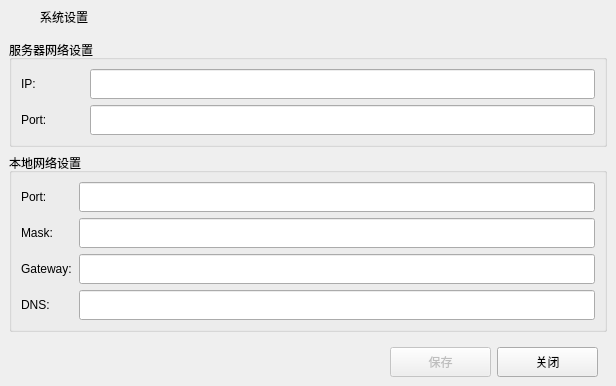
This is systemsetting.ui in guocihong/CombineAuthenticateHost as Qt 5 draws it before an edit. The edited form follows.
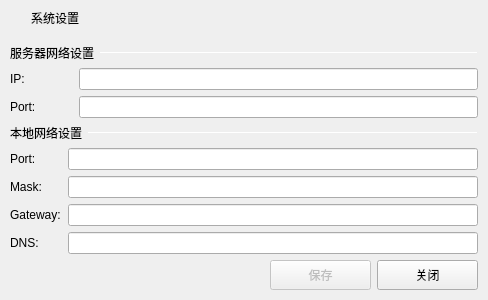
This is the edited form. Icons and pictures are not drawn.

Diff of the .ui file:
```diff
--- a/systemsetting.ui
+++ b/systemsetting.ui
@@ -6,8 +6,8 @@
    <rect>
     <x>0</x>
     <y>0</y>
-    <width>616</width>
-    <height>384</height>
+    <width>488</width>
+    <height>286</height>
    </rect>
   </property>
   <property name="minimumSize">
@@ -26,49 +26,23 @@
    <string>Form</string>
   </property>
   <property name="styleSheet">
-   <string notr="true">QComboBox{
-font: 14pt &quot;WenQuanYi Micro Hei&quot;;
-border-radius: 8px;
-padding: 1px 10px 1px 10px;
-border: 1px solid #4D4D4D;
-}
-QComboBox QAbstractItemView{
-background-color:#4D4D4D;
-color:white;
-selection-background-color: rgb(56,117,215);
-}
-QComboBox::drop-down {
-subcontrol-origin: padding;
-subcontrol-position: top right;
-width: 20px;
-border-left-width: 1px;
-border-left-style: solid;
-border-top-right-radius: 3px;
-border-bottom-right-radius: 3px;
-border-left-color: #4D4D4D;
-}
-QComboBox::down-arrow{
-image: url(:/image/images/arrow_down.png);
-}
-QComboBox::down-arrow:pressed{
-position:relative;
-top:1px;
-left:1px;
-}
-</string>
+   <string notr="true"/>
   </property>
   <layout class="QVBoxLayout" name="verticalLayout_2">
+   <property name="spacing">
+    <number>0</number>
+   </property>
    <property name="leftMargin">
-    <number>0</number>
+    <number>1</number>
    </property>
    <property name="topMargin">
-    <number>0</number>
+    <number>1</number>
    </property>
    <property name="rightMargin">
-    <number>0</number>
+    <number>1</number>
    </property>
    <property name="bottomMargin">
-    <number>0</number>
+    <number>1</number>
    </property>
    <item>
     <widget class="QWidget" name="TitleBarWidget" native="true">
@@ -85,29 +59,41 @@
       </size>
      </property>
      <layout class="QHBoxLayout" name="horizontalLayout_3">
+      <property name="spacing">
+       <number>0</number>
+      </property>
+      <property name="leftMargin">
+       <number>0</number>
+      </property>
       <property name="topMargin">
-       <number>4</number>
+       <number>0</number>
+      </property>
+      <property name="rightMargin">
+       <number>0</number>
       </property>
       <property name="bottomMargin">
-       <number>4</number>
+       <number>0</number>
       </property>
       <item>
        <widget class="QLabel" name="label_title_icon">
         <property name="minimumSize">
          <size>
-          <width>25</width>
-          <height>25</height>
+          <width>30</width>
+          <height>30</height>
          </size>
         </property>
         <property name="maximumSize">
          <size>
-          <width>25</width>
-          <height>25</height>
+          <width>30</width>
+          <height>30</height>
          </size>
         </property>
         <property name="text">
          <string/>
         </property>
+        <property name="alignment">
+         <set>Qt::AlignCenter</set>
+        </property>
        </widget>
       </item>
       <item>
@@ -121,25 +107,40 @@
     </widget>
    </item>
    <item>
+    <widget class="QWidget" name="widget" native="true">
     <layout class="QVBoxLayout" name="verticalLayout">
-     <property name="leftMargin">
-      <number>9</number>
-     </property>
-     <property name="topMargin">
-      <number>0</number>
-     </property>
-     <property name="rightMargin">
-      <number>9</number>
-     </property>
-     <property name="bottomMargin">
-      <number>0</number>
-     </property>
      <item>
-      <widget class="QGroupBox" name="groupBox_3">
-       <property name="title">
+       <layout class="QHBoxLayout" name="horizontalLayout">
+        <item>
+         <widget class="QLabel" name="label_5">
+          <property name="text">
         <string>服务器网络设置</string>
        </property>
-       <layout class="QGridLayout" name="gridLayout_3">
+         </widget>
+        </item>
+        <item>
+         <widget class="Line" name="line">
+          <property name="sizePolicy">
+           <sizepolicy hsizetype="Expanding" vsizetype="Fixed">
+            <horstretch>0</horstretch>
+            <verstretch>0</verstretch>
+           </sizepolicy>
+          </property>
+          <property name="maximumSize">
+           <size>
+            <width>16777215</width>
+            <height>1</height>
+           </size>
+          </property>
+          <property name="orientation">
+           <enum>Qt::Horizontal</enum>
+          </property>
+         </widget>
+        </item>
+       </layout>
+      </item>
+      <item>
+       <layout class="QGridLayout" name="gridLayout">
         <item row="0" column="0">
          <widget class="QLabel" name="label_11">
           <property name="minimumSize">
@@ -158,18 +159,6 @@
         </item>
         <item row="0" column="1">
          <widget class="QLineEdit" name="ServerIP">
-          <property name="minimumSize">
-           <size>
-            <width>0</width>
-            <height>30</height>
-           </size>
-          </property>
-          <property name="maximumSize">
-           <size>
-            <width>16777215</width>
-            <height>30</height>
-           </size>
-          </property>
           <property name="alignment">
            <set>Qt::AlignCenter</set>
           </property>
@@ -193,32 +182,45 @@
             <verstretch>0</verstretch>
            </sizepolicy>
           </property>
-          <property name="minimumSize">
-           <size>
-            <width>0</width>
-            <height>30</height>
-           </size>
-          </property>
-          <property name="maximumSize">
-           <size>
-            <width>16777215</width>
-            <height>30</height>
-           </size>
-          </property>
           <property name="alignment">
            <set>Qt::AlignCenter</set>
           </property>
          </widget>
         </item>
        </layout>
-      </widget>
      </item>
      <item>
-      <widget class="QGroupBox" name="groupBox">
-       <property name="title">
+       <layout class="QHBoxLayout" name="horizontalLayout_2">
+        <item>
+         <widget class="QLabel" name="label_6">
+          <property name="text">
         <string>本地网络设置</string>
        </property>
-       <layout class="QGridLayout" name="gridLayout">
+         </widget>
+        </item>
+        <item>
+         <widget class="Line" name="line_2">
+          <property name="sizePolicy">
+           <sizepolicy hsizetype="Expanding" vsizetype="Fixed">
+            <horstretch>0</horstretch>
+            <verstretch>0</verstretch>
+           </sizepolicy>
+          </property>
+          <property name="maximumSize">
+           <size>
+            <width>16777215</width>
+            <height>1</height>
+           </size>
+          </property>
+          <property name="orientation">
+           <enum>Qt::Horizontal</enum>
+          </property>
+         </widget>
+        </item>
+       </layout>
+      </item>
+      <item>
+       <layout class="QGridLayout" name="gridLayout_2">
         <item row="0" column="0">
          <widget class="QLabel" name="label">
           <property name="text">
@@ -231,18 +233,6 @@
         </item>
         <item row="0" column="1">
          <widget class="QLineEdit" name="DevelopBoardIP">
-          <property name="minimumSize">
-           <size>
-            <width>0</width>
-            <height>30</height>
-           </size>
-          </property>
-          <property name="maximumSize">
-           <size>
-            <width>16777215</width>
-            <height>30</height>
-           </size>
-          </property>
           <property name="alignment">
            <set>Qt::AlignCenter</set>
           </property>
@@ -259,19 +249,7 @@
          </widget>
         </item>
         <item row="1" column="1">
-         <widget class="QLineEdit" name="DevelopBoardMask">
-          <property name="minimumSize">
-           <size>
-            <width>0</width>
-            <height>30</height>
-           </size>
-          </property>
-          <property name="maximumSize">
-           <size>
-            <width>16777215</width>
-            <height>30</height>
-           </size>
-          </property>
+         <widget class="QLineEdit" name="DevelopBoardGateway">
           <property name="alignment">
            <set>Qt::AlignCenter</set>
           </property>
@@ -288,19 +266,7 @@
          </widget>
         </item>
         <item row="2" column="1">
-         <widget class="QLineEdit" name="DevelopBoardGateway">
-          <property name="minimumSize">
-           <size>
-            <width>0</width>
-            <height>30</height>
-           </size>
-          </property>
-          <property name="maximumSize">
-           <size>
-            <width>16777215</width>
-            <height>30</height>
-           </size>
-          </property>
+         <widget class="QLineEdit" name="DevelopBoardMask">
           <property name="alignment">
            <set>Qt::AlignCenter</set>
           </property>
@@ -318,53 +284,15 @@
         </item>
         <item row="3" column="1">
          <widget class="QLineEdit" name="DevelopBoardDNS">
-          <property name="minimumSize">
-           <size>
-            <width>0</width>
-            <height>30</height>
-           </size>
-          </property>
-          <property name="maximumSize">
-           <size>
-            <width>16777215</width>
-            <height>30</height>
-           </size>
-          </property>
           <property name="alignment">
            <set>Qt::AlignCenter</set>
           </property>
          </widget>
         </item>
        </layout>
-      </widget>
      </item>
      <item>
-      <spacer name="verticalSpacer">
-       <property name="orientation">
-        <enum>Qt::Vertical</enum>
-       </property>
-       <property name="sizeHint" stdset="0">
-        <size>
-         <width>20</width>
-         <height>13</height>
-        </size>
-       </property>
-      </spacer>
-     </item>
-     <item>
-      <layout class="QHBoxLayout" name="horizontalLayout_2">
-       <property name="leftMargin">
-        <number>9</number>
-       </property>
-       <property name="topMargin">
-        <number>9</number>
-       </property>
-       <property name="rightMargin">
-        <number>9</number>
-       </property>
-       <property name="bottomMargin">
-        <number>9</number>
-       </property>
+       <layout class="QHBoxLayout" name="horizontalLayout_4">
        <item>
         <spacer name="horizontalSpacer">
          <property name="orientation">
@@ -410,6 +338,7 @@
       </layout>
      </item>
     </layout>
+    </widget>
    </item>
   </layout>
  </widget>
```
Left out of the diff: 6 changed lines with no effect on the pictures. Lines whose indentation alone changed are shown as unchanged.
